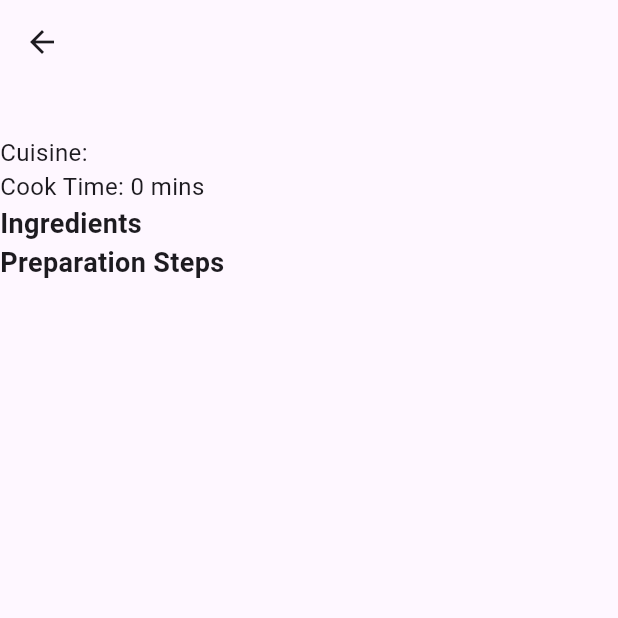
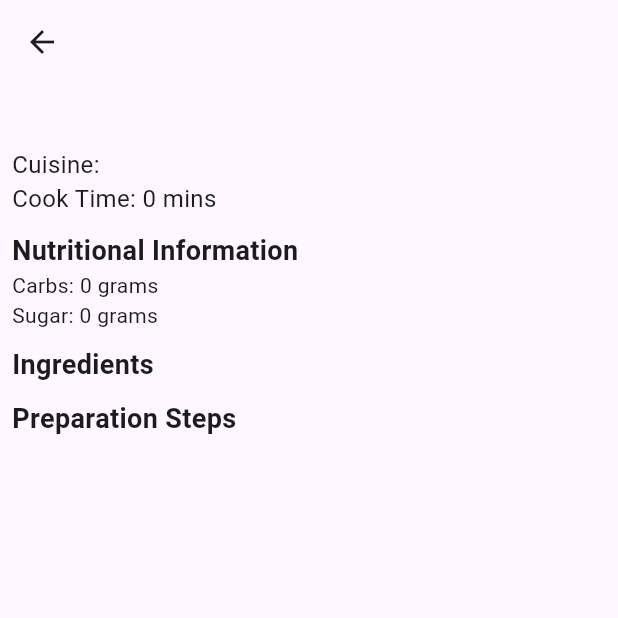
Before and after one commit to abhinavsrinivasan/DiabetesAndMe, a Flutter app: the RecipeDetailsView screen opened directly with empty values, on a phone screen of 412 x 824 dp, the top half of it. Run offline on Flutter 3.47's test engine with Material 3 defaults, Android fonts, the phone set to English and light mode, and no system bars.

```diff
--- a/diabetes_recipe_app/lib/Models/user_model.dart
+++ b/diabetes_recipe_app/lib/Models/user_model.dart
@@ -1,5 +1,3 @@
-//
-
 import 'package:flutter/material.dart';
 import '../models/recipe_model.dart';
 
@@ -9,12 +7,15 @@ class UserModel {
   String bio;
   ImageProvider profilePicture;
   Map<String, String> healthInformation;
-  List<Recipe> favoriteRecipes = [];
+  List<Recipe> favoriteRecipes;
 
   int dailyMealsGoal;
   int dailyExercisesGoal;
   int remainingMeals;
   int remainingExercises;
+
+  int consumedCarbs; // Tracks the carbs consumed
+  int consumedSugar; // Tracks the sugar consumed
 
   UserModel({
     required this.name,
@@ -22,10 +23,22 @@ class UserModel {
     required this.bio,
     required this.profilePicture,
     required this.healthInformation,
-    required this.favoriteRecipes,
+    this.favoriteRecipes = const [],
     this.dailyMealsGoal = 0,
     this.dailyExercisesGoal = 0,
     this.remainingMeals = 0,
     this.remainingExercises = 0,
+    this.consumedCarbs = 0, // Initializes with zero carbs consumed
+    this.consumedSugar = 0, // Initializes with zero sugar consumed
   });
+
+  void addNutritionalInfo(int carbs, int sugar) {
+    consumedCarbs += carbs;
+    consumedSugar += sugar;
+  }
+
+  void resetNutritionalInfo() {
+    consumedCarbs = 0;
+    consumedSugar = 0;
+  }
 }
--- a/diabetes_recipe_app/lib/viewmodels/home/recipe_details_viewmodel.dart
+++ b/diabetes_recipe_app/lib/viewmodels/home/recipe_details_viewmodel.dart
@@ -0,0 +1,16 @@
+import 'package:flutter/material.dart';
+import '../../models/recipe_model.dart';
+
+class RecipeDetailsViewModel extends ChangeNotifier {
+  final Recipe _recipe;
+
+  RecipeDetailsViewModel({required Recipe recipe}) : _recipe = recipe;
+
+  String get title => _recipe.title;
+  String get cuisine => _recipe.cuisine;
+  int get cookTime => _recipe.cookTime;
+  List<String> get ingredients => _recipe.ingredients;
+  List<String> get preparationSteps => _recipe.preparationSteps;
+  int get carbRange => _recipe.carbRange;
+  int get sugarRange => _recipe.sugarRange;
+}
--- a/diabetes_recipe_app/lib/views/home/recipe_details_view.dart
+++ b/diabetes_recipe_app/lib/views/home/recipe_details_view.dart
@@ -1,6 +1,7 @@
-//
 import 'package:flutter/material.dart';
+import 'package:provider/provider.dart';
 import '../../models/recipe_model.dart';
+import '../../viewmodels/home/recipe_details_viewmodel.dart';
 
 class RecipeDetailsView extends StatelessWidget {
   final Recipe recipe;
@@ -9,23 +10,51 @@ class RecipeDetailsView extends StatelessWidget {
 
   @override
   Widget build(BuildContext context) {
+    return ChangeNotifierProvider(
+      create: (_) => RecipeDetailsViewModel(recipe: recipe),
+      child: Consumer<RecipeDetailsViewModel>(
+        builder: (context, viewModel, child) {
           return Scaffold(
             appBar: AppBar(
-        title: Text(recipe.title),
+              title: Text(viewModel.title),
             ),
-      body: Column(
+            body: Padding(
+              padding: const EdgeInsets.all(8.0),
+              child: Column(
                 crossAxisAlignment: CrossAxisAlignment.start,
                 children: [
-          Text(recipe.title, style: TextStyle(fontSize: 24, fontWeight: FontWeight.bold)),
-          Text("Cuisine: ${recipe.cuisine}", style: TextStyle(fontSize: 16)),
-          Text("Cook Time: ${recipe.cookTime} mins", style: TextStyle(fontSize: 16)),
-          Text("Ingredients", style: TextStyle(fontSize: 18, fontWeight: FontWeight.bold)),
-          for (var ingredient in recipe.ingredients)
+                  Text(
+                    viewModel.title,
+                    style: TextStyle(fontSize: 24, fontWeight: FontWeight.bold),
+                  ),
+                  Text("Cuisine: ${viewModel.cuisine}", style: TextStyle(fontSize: 16)),
+                  Text("Cook Time: ${viewModel.cookTime} mins", style: TextStyle(fontSize: 16)),
+                  SizedBox(height: 10),
+                  Text(
+                    "Nutritional Information",
+                    style: TextStyle(fontSize: 18, fontWeight: FontWeight.bold),
+                  ),
+                  Text("Carbs: ${viewModel.carbRange} grams"),
+                  Text("Sugar: ${viewModel.sugarRange} grams"),
+                  SizedBox(height: 10),
+                  Text(
+                    "Ingredients",
+                    style: TextStyle(fontSize: 18, fontWeight: FontWeight.bold),
+                  ),
+                  for (var ingredient in viewModel.ingredients)
                     Text("- $ingredient"),
-          Text("Preparation Steps", style: TextStyle(fontSize: 18, fontWeight: FontWeight.bold)),
-          for (var step in recipe.preparationSteps)
+                  SizedBox(height: 10),
+                  Text(
+                    "Preparation Steps",
+                    style: TextStyle(fontSize: 18, fontWeight: FontWeight.bold),
+                  ),
+                  for (var step in viewModel.preparationSteps)
                     Text("- $step"),
                 ],
+              ),
+            ),
+          );
+        },
       ),
     );
   }
```
Also changed, not shown: diabetes_recipe_app/lib/viewmodels/profile/profileHealth_viewmodel.dart (+23 -0 lines), diabetes_recipe_app/lib/views/profile/profileHealth_view.dart (+73 -0 lines). Lines whose indentation alone changed are shown as unchanged.
